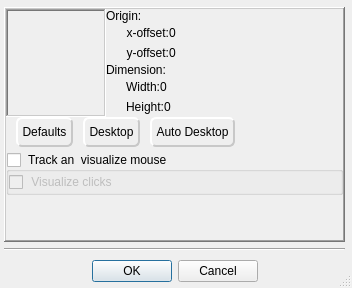
Qt form Homer/forms/Dialogs/SegmentSelectionDialog.ui (Homer-Conferencing/Homer-Conferencing) before a commit.
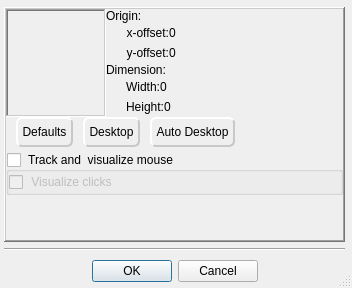
The same form after that commit. Icons and pictures are not drawn.

The edit to the form file:
```diff
--- a/Homer/forms/Dialogs/SegmentSelectionDialog.ui
+++ b/Homer/forms/Dialogs/SegmentSelectionDialog.ui
@@ -769,7 +769,7 @@
       <item>
        <widget class="QGroupBox" name="mGrpMouse">
         <property name="title">
-         <string> Track an  visualize mouse </string>
+         <string> Track and  visualize mouse </string>
         </property>
         <property name="checkable">
          <bool>true</bool>
```
